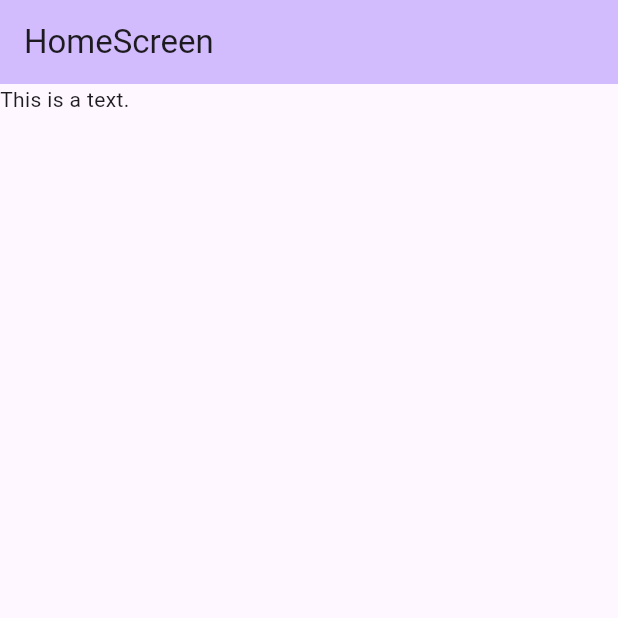
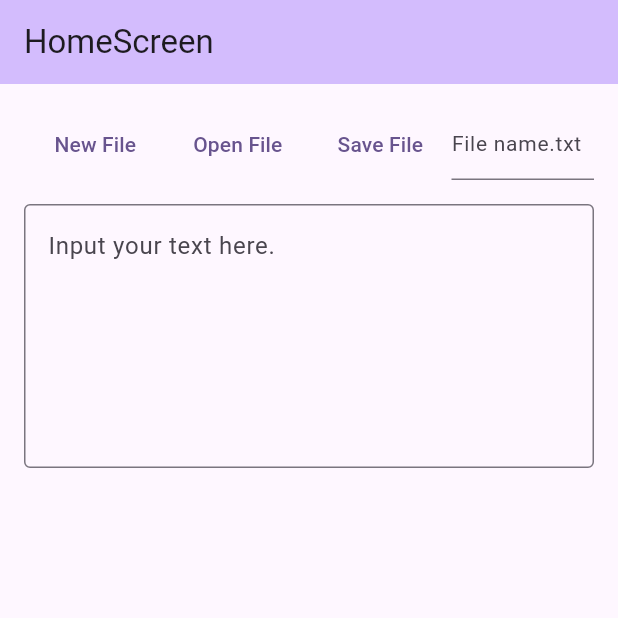
Before and after one commit to Vrynd/Implementasi_File_Storage_Flutter, a Flutter app: the screen it shows after launch, on a phone screen of 412 x 824 dp, the top half of it. Run offline on Flutter 3.47's test engine with Material 3 defaults, Android fonts, the phone set to English and light mode, and no system bars.

Commit message:
Menambahkan layanan file storage

```diff
--- /dev/null
+++ b/devtools_options.yaml
@@ -0,0 +1,3 @@
+description: This file stores settings for Dart & Flutter DevTools.
+documentation: https://docs.flutter.dev/tools/devtools/extensions#configure-extension-enablement-states
+extensions:
--- a/lib/main.dart
+++ b/lib/main.dart
@@ -11,6 +11,7 @@ class MyApp extends StatelessWidget {
   @override
   Widget build(BuildContext context) {
     return MaterialApp(
+      debugShowCheckedModeBanner: false,
       title: 'Flutter Demo',
       theme: ThemeData(
         colorScheme: ColorScheme.fromSeed(seedColor: Colors.deepPurple),
--- a/lib/screens/home_screen.dart
+++ b/lib/screens/home_screen.dart
@@ -1,7 +1,24 @@
 import 'package:flutter/material.dart';
 
-class HomeScreen extends StatelessWidget {
+class HomeScreen extends StatefulWidget {
   const HomeScreen({super.key});
+
+  @override
+  State<HomeScreen> createState() => _HomeScreenState();
+}
+
+class _HomeScreenState extends State<HomeScreen> {
+  final _fileNameController = TextEditingController();
+  final _contentsController = TextEditingController();
+
+  final _textStyle = TextStyle(fontSize: 14);
+
+  @override
+  void dispose() {
+    _fileNameController.dispose();
+    _contentsController.dispose();
+    super.dispose();
+  }
 
   @override
   Widget build(BuildContext context) {
@@ -10,12 +27,63 @@ class HomeScreen extends StatelessWidget {
         backgroundColor: Theme.of(context).colorScheme.inversePrimary,
         title: const Text('HomeScreen'),
       ),
-      body: const SingleChildScrollView(
-        child: Column(
-          mainAxisAlignment: MainAxisAlignment.center,
-          children: [Text('This is a text.')],
+      body: SingleChildScrollView(
+        child: Padding(
+          padding: const EdgeInsets.all(16.0),
+          child: Column(
+            mainAxisAlignment: MainAxisAlignment.center,
+            children: [
+              Row(
+                children: [
+                  Expanded(
+                    child: TextButton(
+                      onPressed: _createNewFile,
+                      child: Text('New File', style: _textStyle),
+                    ),
+                  ),
+                  Expanded(
+                    child: TextButton(
+                      onPressed: _openFile,
+                      child: Text('Open File', style: _textStyle),
+                    ),
+                  ),
+                  Expanded(
+                    child: TextButton(
+                      onPressed: _saveFile,
+                      child: Text('Save File', style: _textStyle),
+                    ),
+                  ),
+                  Expanded(
+                    child: TextField(
+                      controller: _fileNameController,
+                      style: _textStyle,
+                      decoration: const InputDecoration(
+                        hintText: "File name.txt",
+                      ),
+                    ),
+                  ),
+                ],
+              ),
+              const SizedBox.square(dimension: 16),
+              TextField(
+                controller: _contentsController,
+                maxLines: null,
+                minLines: 6,
+                keyboardType: TextInputType.multiline,
+                textCapitalization: TextCapitalization.sentences,
+                decoration: const InputDecoration(
+                  hintText: "Input your text here.",
+                  border: OutlineInputBorder(),
+                ),
+              ),
+            ],
+          ),
         ),
       ),
     );
   }
+
+  void _createNewFile() {}
+  void _openFile() async {}
+  void _saveFile() async {}
 }
--- /dev/null
+++ b/lib/service/file_service.dart
@@ -0,0 +1,46 @@
+import 'dart:io';
+
+import 'package:path/path.dart' as path;
+import 'package:path_provider/path_provider.dart';
+
+class FileService {
+  Future<String> getFilePath(String filename) async {
+    final directory = await getApplicationDocumentsDirectory();
+    final prefixDirectory = directory.path;
+    final absolutePath = path.join(prefixDirectory, filename);
+    return absolutePath;
+  }
+
+  Future<void> writeFile(String filename, String contents) async {
+    try {
+      final filePath = await getFilePath(filename);
+      final file = File(filePath);
+      await file.writeAsString(contents);
+    } catch (e) {
+      throw Exception("Failed to write file: $e");
+    }
+  }
+
+  Future<String> readFile(String filename) async {
+    try {
+      final filePath = await getFilePath(filename);
+      final file = File(filePath);
+
+      String contents = await file.readAsString();
+      return contents;
+    } catch (e) {
+      throw Exception("Failed to read file: $e");
+    }
+  }
+
+  Future<List<String>>getFileInDirectory() async{
+    try{
+      final directory = await getApplicationDocumentsDirectory();
+      final files = directory.listSync().toList().where((file) => file.path.endsWith('.txt'));
+      final filesName = files.map((file) => path.split(file.path).last).toList();
+      return filesName;
+    }catch(e){
+      throw Exception("Failed to read file: $e");
+    }
+  }
+}
```
